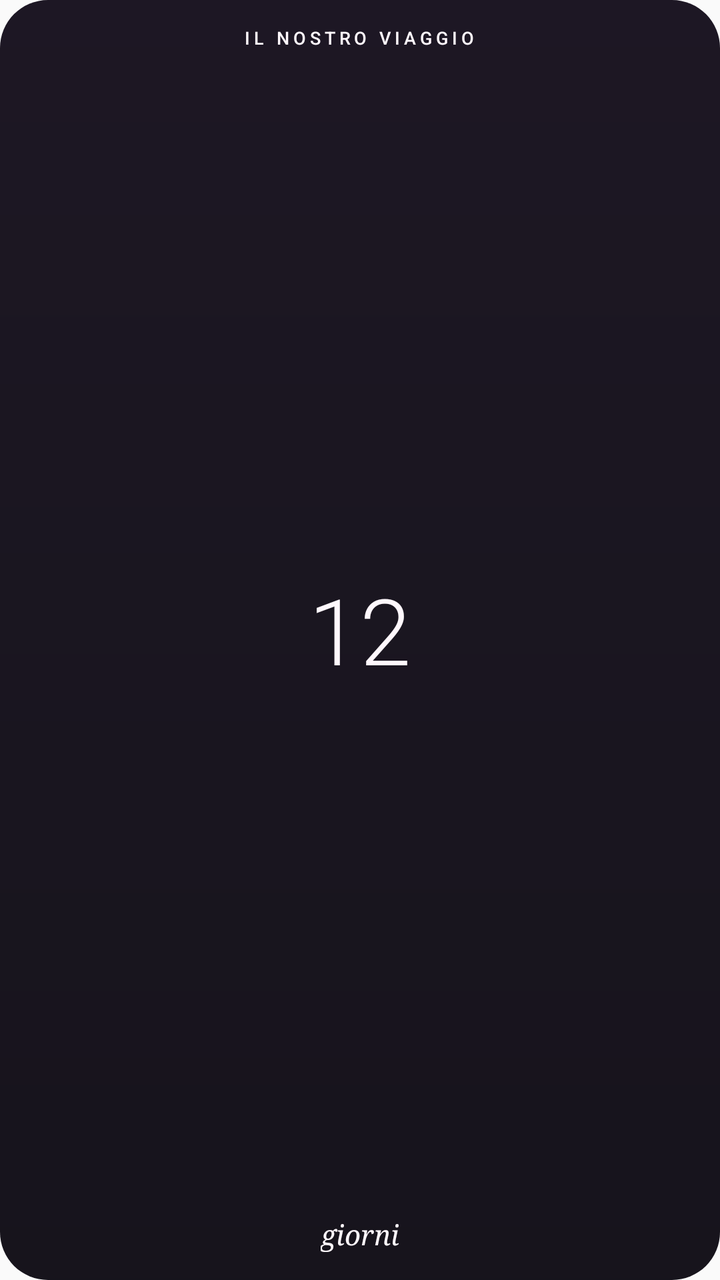
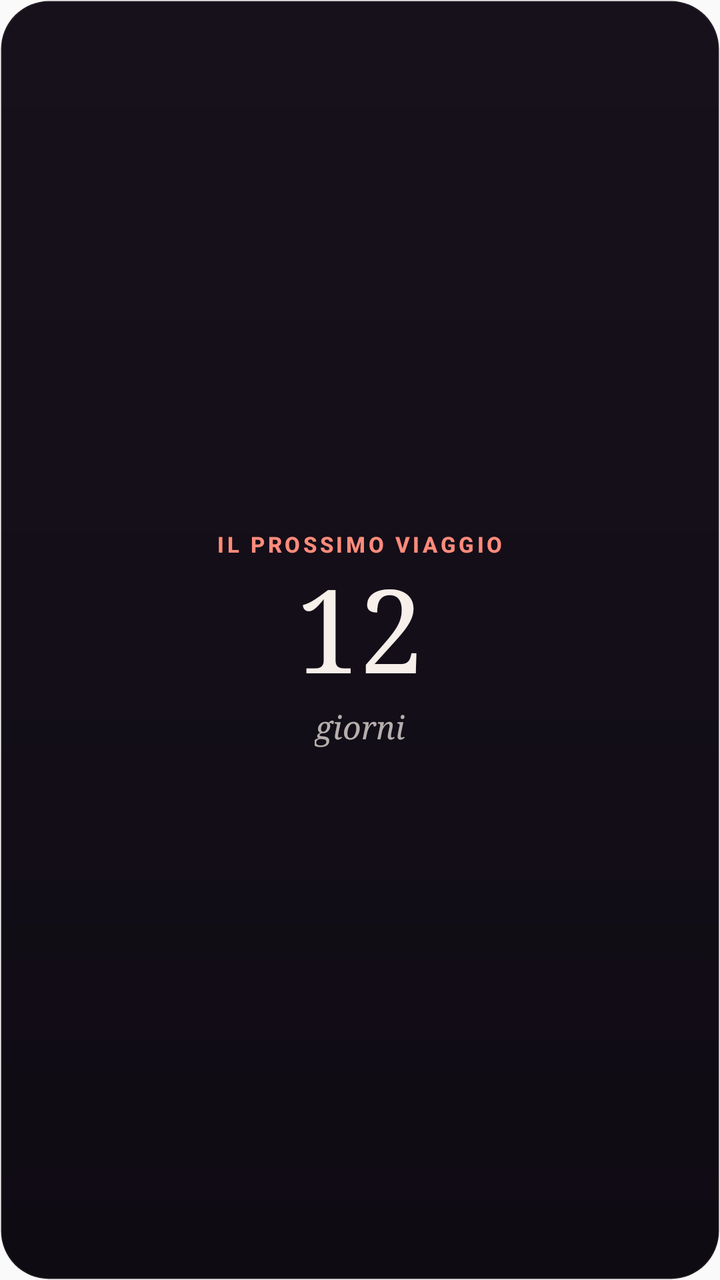

The first picture is an Android layout as it rendered before a commit; the second is the same layout after the commit. The layout source and the unified diff follow.
<!-- AndroidManifest.xml: another module's application theme AppTheme -->
<!-- res/layout/us_widget_preview_countdown.xml -->
<?xml version="1.0" encoding="utf-8"?>
<FrameLayout xmlns:android="http://schemas.android.com/apk/res/android"
    android:layout_width="match_parent"
    android:layout_height="match_parent"
    android:background="@drawable/us_widget_background"
    android:contentDescription="@string/us_widget_countdown_name">

    <ImageView
        android:layout_width="match_parent"
        android:layout_height="match_parent"
        android:layout_margin="8dp"
        android:importantForAccessibility="no"
        android:scaleType="fitCenter"
        android:visibility="gone" />

    <LinearLayout
        android:layout_width="match_parent"
        android:layout_height="match_parent"
        android:gravity="center"
        android:orientation="vertical"
        android:padding="14dp">

        <TextView
            android:layout_width="wrap_content"
            android:layout_height="wrap_content"
            android:ellipsize="end"
            android:fontFamily="sans-serif-medium"
            android:gravity="center"
            android:includeFontPadding="false"
            android:letterSpacing="0.22"
            android:maxLines="1"
            android:textAllCaps="true"
            android:textColor="@color/us_widget_text"
            android:textSize="9sp"
            android:text="Il nostro viaggio" />

        <TextView
            android:layout_width="match_parent"
            android:layout_height="0dp"
            android:layout_weight="1"
            android:autoSizeMaxTextSize="46sp"
            android:autoSizeMinTextSize="14sp"
            android:autoSizeTextType="uniform"
            android:fontFamily="sans-serif-light"
            android:gravity="center"
            android:includeFontPadding="false"
            android:maxLines="1"
            android:textColor="@color/us_widget_text"
            android:textStyle="normal"
            android:text="12" />
        <TextView
            android:layout_width="match_parent"
            android:layout_height="0dp"
            android:layout_weight="1"
            android:autoSizeMaxTextSize="46sp"
            android:autoSizeMinTextSize="14sp"
            android:autoSizeTextType="uniform"
            android:fontFamily="serif"
            android:gravity="center"
            android:includeFontPadding="false"
            android:maxLines="1"
            android:textColor="@color/us_widget_text"
            android:textStyle="italic"
            android:visibility="gone" />
        <TextView
            android:layout_width="match_parent"
            android:layout_height="0dp"
            android:layout_weight="1"
            android:autoSizeMaxTextSize="46sp"
            android:autoSizeMinTextSize="14sp"
            android:autoSizeTextType="uniform"
            android:fontFamily="sans-serif-black"
            android:gravity="center"
            android:includeFontPadding="false"
            android:maxLines="1"
            android:textColor="@color/us_widget_text"
            android:textStyle="normal"
            android:visibility="gone" />
        <Chronometer
            android:layout_width="match_parent"
            android:layout_height="0dp"
            android:layout_weight="1"
            android:autoSizeMaxTextSize="30sp"
            android:autoSizeMinTextSize="14sp"
            android:autoSizeTextType="uniform"
            android:fontFamily="sans-serif-light"
            android:gravity="center"
            android:includeFontPadding="false"
            android:maxLines="1"
            android:textColor="@color/us_widget_text"
            android:textStyle="normal"
            android:visibility="gone" />
        <Chronometer
            android:layout_width="match_parent"
            android:layout_height="0dp"
            android:layout_weight="1"
            android:autoSizeMaxTextSize="30sp"
            android:autoSizeMinTextSize="14sp"
            android:autoSizeTextType="uniform"
            android:fontFamily="serif"
            android:gravity="center"
            android:includeFontPadding="false"
            android:maxLines="1"
            android:textColor="@color/us_widget_text"
            android:textStyle="italic"
            android:visibility="gone" />
        <Chronometer
            android:layout_width="match_parent"
            android:layout_height="0dp"
            android:layout_weight="1"
            android:autoSizeMaxTextSize="30sp"
            android:autoSizeMinTextSize="14sp"
            android:autoSizeTextType="uniform"
            android:fontFamily="sans-serif-black"
            android:gravity="center"
            android:includeFontPadding="false"
            android:maxLines="1"
            android:textColor="@color/us_widget_text"
            android:textStyle="normal"
            android:visibility="gone" />

        <TextView
            android:layout_width="wrap_content"
            android:layout_height="wrap_content"
            android:fontFamily="serif"
            android:includeFontPadding="false"
            android:textColor="@color/us_widget_text"
            android:textSize="14sp"
            android:textStyle="italic"
            android:text="giorni" />

        <TextView
            android:layout_width="wrap_content"
            android:layout_height="wrap_content"
            android:fontFamily="sans-serif-medium"
            android:includeFontPadding="false"
            android:letterSpacing="0.3"
            android:textAllCaps="true"
            android:textColor="@color/us_widget_text"
            android:textSize="9sp"
            android:visibility="gone" />

        <TextView
            android:layout_width="wrap_content"
            android:layout_height="wrap_content"
            android:layout_marginTop="3dp"
            android:fontFamily="serif"
            android:includeFontPadding="false"
            android:maxLines="1"
            android:textColor="@color/us_widget_accent"
            android:textSize="12sp"
            android:textStyle="italic"
            android:visibility="gone" />

        <TextView
            android:layout_width="match_parent"
            android:layout_height="match_parent"
            android:gravity="center"
            android:includeFontPadding="false"
            android:maxLines="3"
            android:text="@string/us_widget_countdown_empty"
            android:textColor="@color/us_widget_muted"
            android:textSize="13sp"
            android:visibility="gone" />
    </LinearLayout>
</FrameLayout>
<!-- resources referenced by this layout -->
<resources>
  <color name="us_widget_accent">#FF8EAD</color>
  <color name="us_widget_muted">#B9ADB9</color>
  <color name="us_widget_text">#FFF8FD</color>
  <!-- drawable us_widget_background (drawable) -->
  <?xml version="1.0" encoding="utf-8"?>
  <shape xmlns:android="http://schemas.android.com/apk/res/android" android:shape="rectangle">
      <gradient
          android:angle="270"
          android:endColor="#F20A0710"
          android:startColor="#F2110B18" />
      <corners android:radius="24dp" />
  </shape>
  <string name="us_widget_countdown_empty">Scegli un Countdown su Oggi</string>
  <string name="us_widget_countdown_name">Countdown</string>
  <style name="AppTheme" parent="Theme.AppCompat.Light.DarkActionBar">
          
          <item name="colorPrimary">@color/colorPrimary</item>
          <item name="colorPrimaryDark">@color/colorPrimaryDark</item>
          <item name="colorAccent">@color/colorAccent</item>
      </style>
</resources>

<!-- the commit's change to res/layout/us_widget_preview_countdown.xml (unified diff, before → after) -->
@@ -1,166 +1,44 @@
 <?xml version="1.0" encoding="utf-8"?>
-<FrameLayout xmlns:android="http://schemas.android.com/apk/res/android"
+<LinearLayout xmlns:android="http://schemas.android.com/apk/res/android"
     android:layout_width="match_parent"
     android:layout_height="match_parent"
     android:background="@drawable/us_widget_background"
-    android:contentDescription="@string/us_widget_countdown_name">
+    android:gravity="center"
+    android:orientation="vertical"
+    android:padding="14dp">
 
-    <ImageView
-        android:layout_width="match_parent"
-        android:layout_height="match_parent"
-        android:layout_margin="8dp"
-        android:importantForAccessibility="no"
-        android:scaleType="fitCenter"
-        android:visibility="gone" />
+    <TextView
+        android:layout_width="wrap_content"
+        android:layout_height="wrap_content"
+        android:ellipsize="end"
+        android:fontFamily="sans-serif-medium"
+        android:includeFontPadding="false"
+        android:letterSpacing="0.14"
+        android:maxLines="1"
+        android:text="@string/us_widget_preview_countdown"
+        android:textAllCaps="true"
+        android:textColor="@color/us_widget_corallo"
+        android:textSize="11sp"
+        android:textStyle="bold" />
 
-    <LinearLayout
-        android:layout_width="match_parent"
-        android:layout_height="match_parent"
-        android:gravity="center"
-        android:orientation="vertical"
-        android:padding="14dp">
+    <TextView
+        android:layout_width="wrap_content"
+        android:layout_height="wrap_content"
+        android:layout_marginTop="4dp"
+        android:fontFamily="serif"
+        android:includeFontPadding="false"
+        android:text="@string/us_widget_preview_countdown_value"
+        android:textColor="@color/us_widget_text"
+        android:textSize="58sp" />
 
-        <TextView
-            android:layout_width="wrap_content"
-            android:layout_height="wrap_content"
-            android:ellipsize="end"
-            android:fontFamily="sans-serif-medium"
-            android:gravity="center"
-            android:includeFontPadding="false"
-            android:letterSpacing="0.22"
-            android:maxLines="1"
-            android:textAllCaps="true"
-            android:textColor="@color/us_widget_text"
-            android:textSize="9sp"
-            android:text="Il nostro viaggio" />
-
-        <TextView
-            android:layout_width="match_parent"
-            android:layout_height="0dp"
-            android:layout_weight="1"
-            android:autoSizeMaxTextSize="46sp"
-            android:autoSizeMinTextSize="14sp"
-            android:autoSizeTextType="uniform"
-            android:fontFamily="sans-serif-light"
-            android:gravity="center"
-            android:includeFontPadding="false"
-            android:maxLines="1"
-            android:textColor="@color/us_widget_text"
-            android:textStyle="normal"
-            android:text="12" />
-        <TextView
-            android:layout_width="match_parent"
-            android:layout_height="0dp"
-            android:layout_weight="1"
-            android:autoSizeMaxTextSize="46sp"
-            android:autoSizeMinTextSize="14sp"
-            android:autoSizeTextType="uniform"
-            android:fontFamily="serif"
-            android:gravity="center"
-            android:includeFontPadding="false"
-            android:maxLines="1"
-            android:textColor="@color/us_widget_text"
-            android:textStyle="italic"
-            android:visibility="gone" />
-        <TextView
-            android:layout_width="match_parent"
-            android:layout_height="0dp"
-            android:layout_weight="1"
-            android:autoSizeMaxTextSize="46sp"
-            android:autoSizeMinTextSize="14sp"
-            android:autoSizeTextType="uniform"
-            android:fontFamily="sans-serif-black"
-            android:gravity="center"
-            android:includeFontPadding="false"
-            android:maxLines="1"
-            android:textColor="@color/us_widget_text"
-            android:textStyle="normal"
-            android:visibility="gone" />
-        <Chronometer
-            android:layout_width="match_parent"
-            android:layout_height="0dp"
-            android:layout_weight="1"
-            android:autoSizeMaxTextSize="30sp"
-            android:autoSizeMinTextSize="14sp"
-            android:autoSizeTextType="uniform"
-            android:fontFamily="sans-serif-light"
-            android:gravity="center"
-            android:includeFontPadding="false"
-            android:maxLines="1"
-            android:textColor="@color/us_widget_text"
-            android:textStyle="normal"
-            android:visibility="gone" />
-        <Chronometer
-            android:layout_width="match_parent"
-            android:layout_height="0dp"
-            android:layout_weight="1"
-            android:autoSizeMaxTextSize="30sp"
-            android:autoSizeMinTextSize="14sp"
-            android:autoSizeTextType="uniform"
-            android:fontFamily="serif"
-            android:gravity="center"
-            android:includeFontPadding="false"
-            android:maxLines="1"
-            android:textColor="@color/us_widget_text"
-            android:textStyle="italic"
-            android:visibility="gone" />
-        <Chronometer
-            android:layout_width="match_parent"
-            android:layout_height="0dp"
-            android:layout_weight="1"
-            android:autoSizeMaxTextSize="30sp"
-            android:autoSizeMinTextSize="14sp"
-            android:autoSizeTextType="uniform"
-            android:fontFamily="sans-serif-black"
-            android:gravity="center"
-            android:includeFontPadding="false"
-            android:maxLines="1"
-            android:textColor="@color/us_widget_text"
-            android:textStyle="normal"
-            android:visibility="gone" />
-
-        <TextView
-            android:layout_width="wrap_content"
-            android:layout_height="wrap_content"
-            android:fontFamily="serif"
-            android:includeFontPadding="false"
-            android:textColor="@color/us_widget_text"
-            android:textSize="14sp"
-            android:textStyle="italic"
-            android:text="giorni" />
-
-        <TextView
-            android:layout_width="wrap_content"
-            android:layout_height="wrap_content"
-            android:fontFamily="sans-serif-medium"
-            android:includeFontPadding="false"
-            android:letterSpacing="0.3"
-            android:textAllCaps="true"
-            android:textColor="@color/us_widget_text"
-            android:textSize="9sp"
-            android:visibility="gone" />
-
-        <TextView
-            android:layout_width="wrap_content"
-            android:layout_height="wrap_content"
-            android:layout_marginTop="3dp"
-            android:fontFamily="serif"
-            android:includeFontPadding="false"
-            android:maxLines="1"
-            android:textColor="@color/us_widget_accent"
-            android:textSize="12sp"
-            android:textStyle="italic"
-            android:visibility="gone" />
-
-        <TextView
-            android:layout_width="match_parent"
-            android:layout_height="match_parent"
-            android:gravity="center"
-            android:includeFontPadding="false"
-            android:maxLines="3"
-            android:text="@string/us_widget_countdown_empty"
-            android:textColor="@color/us_widget_muted"
-            android:textSize="13sp"
-            android:visibility="gone" />
-    </LinearLayout>
-</FrameLayout>
+    <TextView
+        android:layout_width="wrap_content"
+        android:layout_height="wrap_content"
+        android:layout_marginTop="4dp"
+        android:fontFamily="serif"
+        android:includeFontPadding="false"
+        android:text="@string/us_widget_preview_countdown_unit"
+        android:textColor="@color/us_widget_text_2"
+        android:textSize="16sp"
+        android:textStyle="italic" />
+</LinearLayout>
<!-- resource entries referenced after the edit -->
@@ -1,19 +1,21 @@
 <!-- resources referenced by this layout -->
 <resources>
-  <color name="us_widget_accent">#FF8EAD</color>
-  <color name="us_widget_muted">#B9ADB9</color>
-  <color name="us_widget_text">#FFF8FD</color>
+  <color name="us_widget_corallo">#FFFF8B7B</color>
+  <color name="us_widget_text">#FFF7EFE9</color>
+  <color name="us_widget_text_2">#B8F7EFE9</color>
   <!-- drawable us_widget_background (drawable) -->
   <?xml version="1.0" encoding="utf-8"?>
   <shape xmlns:android="http://schemas.android.com/apk/res/android" android:shape="rectangle">
       <gradient
           android:angle="270"
-          android:endColor="#F20A0710"
-          android:startColor="#F2110B18" />
+          android:endColor="#FF0F0B13"
+          android:startColor="#FF17111C" />
+      <stroke android:width="1dp" android:color="#17F7EFE9" />
       <corners android:radius="24dp" />
   </shape>
-  <string name="us_widget_countdown_empty">Scegli un Countdown su Oggi</string>
-  <string name="us_widget_countdown_name">Countdown</string>
+  <string name="us_widget_preview_countdown">Il prossimo viaggio</string>
+  <string name="us_widget_preview_countdown_unit">giorni</string>
+  <string name="us_widget_preview_countdown_value">12</string>
   <style name="AppTheme" parent="Theme.AppCompat.Light.DarkActionBar">
           
           <item name="colorPrimary">@color/colorPrimary</item>
